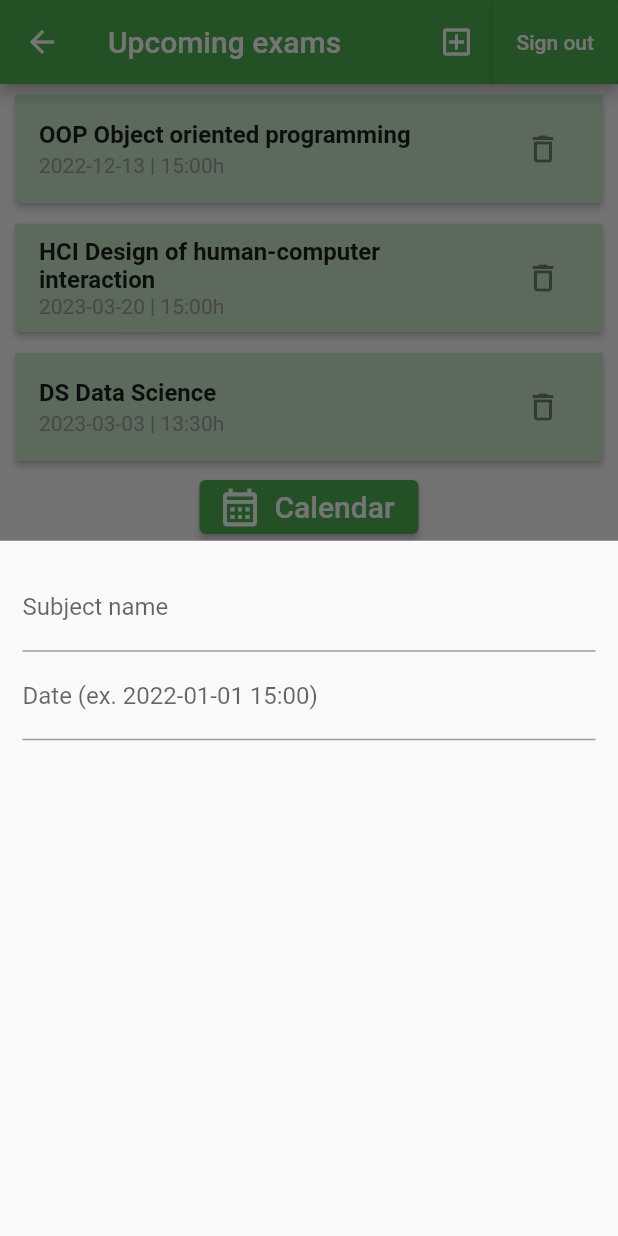
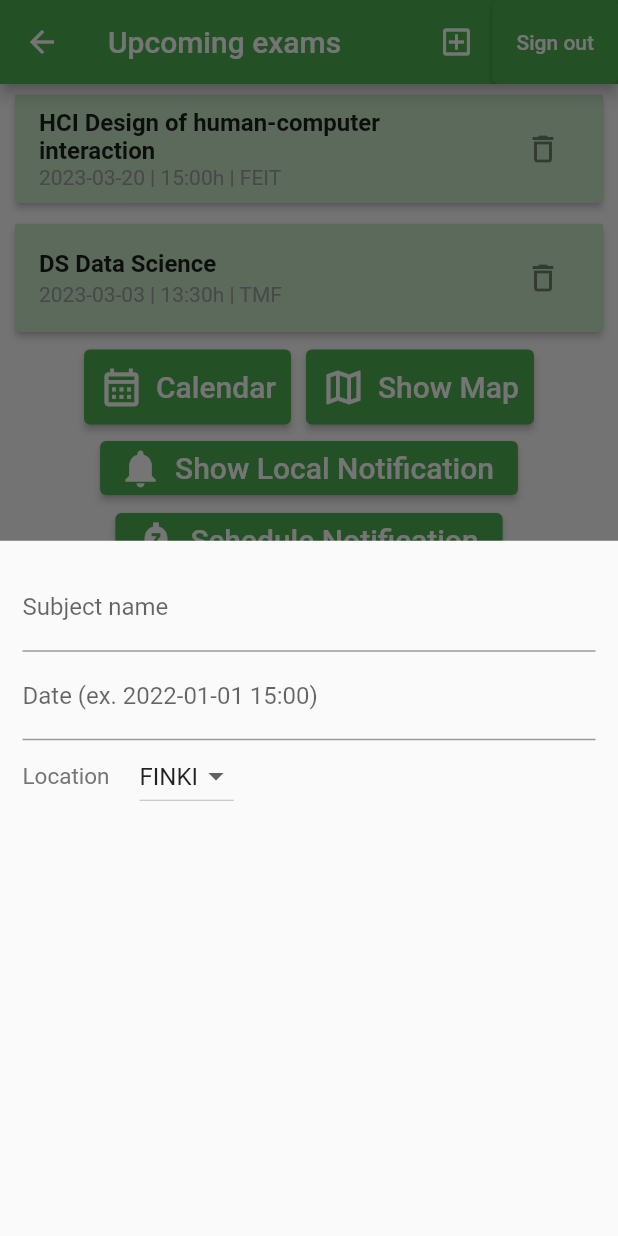
Before and after one commit to zagorkajovanova/mis-lab5, a Flutter app: the HomeScreen screen opened by its route, after a tap on the "delete outline" icon, after a tap on the "add box" icon, on a phone screen of 412 x 824 dp. Run offline on Flutter 3.47's test engine with Material 2 defaults, Android fonts, the phone set to English and light mode, and no system bars; our stand-ins replace firebase_auth, firebase_core, flutter_local_notifications, geocoding, geolocator, google_maps_flutter and 3 more; accounts and stored records are empty.

Commit message:
Add location for every exam; Add dropdown list for choosing location when creating new exam; Add marker on google maps for every scheduled exam

```diff
--- a/lib/main.dart
+++ b/lib/main.dart
@@ -1,9 +1,12 @@
 // ignore_for_file: prefer_const_constructors, prefer_final_fields, prefer_const_literals_to_create_immutables
+
+import 'dart:async';
 
 import 'package:flutter/material.dart';
 import 'package:lab_mis/screens/signin_screen.dart';
 import 'package:lab_mis/screens/register_screen.dart';
 import 'package:lab_mis/screens/google_map_screen.dart';
+import 'package:lab_mis/services/notification_service.dart';
 import 'screens/home_screen.dart';
 
 import 'package:firebase_core/firebase_core.dart';
@@ -13,6 +16,7 @@ Future main() async{
   await Firebase.initializeApp();
   runApp(MyApp());
 }
+
 
 class MyApp extends StatelessWidget {
 
--- a/lib/model/termin.dart
+++ b/lib/model/exam.dart
@@ -1,13 +1,15 @@
-class Termin {
+import 'location.dart';
+
+class Exam {
   final String id;
   final String name;
   final DateTime date;
-  // final String vreme;
+  final Location location;
 
-  Termin({
+  Exam({
     required this.id,
     required this.name,
     required this.date,
-    // required this.vreme
+    required this.location
   });
 }
--- /dev/null
+++ b/lib/model/location.dart
@@ -0,0 +1,9 @@
+class Location {
+  final double latitude;
+  final double longitude;
+
+  Location({
+    required this.latitude,
+    required this.longitude
+  });
+}
--- a/lib/screens/home_screen.dart
+++ b/lib/screens/home_screen.dart
@@ -2,16 +2,15 @@ import 'package:flutter/cupertino.dart';
 
 import 'package:flutter/material.dart';
 import 'package:intl/intl.dart';
+import 'package:lab_mis/model/location.dart';
 import 'package:lab_mis/screens/calendar_screen.dart';
 import 'package:lab_mis/screens/signin_screen.dart';
 import 'package:lab_mis/screens/google_map_screen.dart';
 import 'package:lab_mis/services/notification_service.dart';
 
-import '../model/termin.dart';
+import '../model/exam.dart';
 import '../widgets/createNewElement.dart';
 import 'package:firebase_auth/firebase_auth.dart';
-
-// final FlutterLocalNotificationsPlugin flutterLocalNotificationsPlugin = FlutterLocalNotificationsPlugin();
 
 
 class HomeScreen extends StatefulWidget{
@@ -33,24 +32,24 @@ class _HomeScreenState extends State<HomeScreen>{
     super.initState();
   }
 
-  final List<Termin> _termini = [
-    Termin(
+  final List<Exam> _exams = [
+    Exam(
         id: "1",
         name: "MIS Mobile information systems",
-        date:  DateTime.parse("2022-12-29 15:00:00")),
-    Termin(
+        date:  DateTime.parse("2022-12-29 15:00:00"),
+        location: Location(latitude: 42.0043165, longitude: 21.4096452)),
+    Exam(
         id: "2",
-        name: "OOP Object oriented programming",
-        date: DateTime.parse("2022-12-13 15:00:00"),),
-    Termin(
-        id: "3",
         name: "HCI Design of human-computer interaction",
-        date: DateTime.parse("2023-03-20 15:00:00"),),
-    Termin(
+        date: DateTime.parse("2023-03-20 15:00:00"),
+        location: Location(latitude: 42.004400, longitude: 21.408918)),
+    Exam(
         id: "4",
         name: "DS Data Science",
-        date: DateTime.parse("2023-03-03 13:30:00"),)
+        date: DateTime.parse("2023-03-03 13:30:00"),
+        location: Location(latitude: 42.004906, longitude: 21.409890)),
   ];
+
 
   void _showModal(BuildContext ctx){
     showModalBottomSheet(
@@ -59,31 +58,40 @@ class _HomeScreenState extends State<HomeScreen>{
         return GestureDetector(
           onTap: () {},
           behavior: HitTestBehavior.opaque,
-          child: createNewElement(_addNewTermin),
+          child: createNewElement(_addNewExam),
         );
       }
     );
   }
 
-  void _addNewTermin(Termin termin){
+  void _addNewExam(Exam termin){
     setState(() {
-      _termini.add(termin);
+      _exams.add(termin);
     });
   }
 
   void _deleteTermin(String id){
     setState(() {
-      _termini.removeWhere((termin) => termin.id == id);
+      _exams.removeWhere((termin) => termin.id == id);
     });
   }
 
-  String _modifyDate(DateTime date){
+  String _modifySubtitle(DateTime date, Location location){
+    String subjectLocation = '';
+
+    if(location.latitude == 42.0043165 && location.longitude == 21.4096452){
+       subjectLocation = "FINKI";
+    }else if(location.latitude == 42.004400 && location.longitude == 21.408918){
+       subjectLocation = "FEIT";
+    }else {
+       subjectLocation = "TMF";
+    }
 
     String dateString = DateFormat("yyyy-MM-dd HH:mm:ss").format(date);
     List<String> dateParts = dateString.split(" ");
     String modifiedTime = dateParts[1].substring(0,5);
 
-    return dateParts[0] + ' | ' + modifiedTime + 'h';
+    return dateParts[0] + ' | ' + modifiedTime + 'h | ' + subjectLocation;
   }
 
   Future _signOut() async{
@@ -120,12 +128,12 @@ class _HomeScreenState extends State<HomeScreen>{
         child: Column(
         children: <Widget>[
           Center(
-          child: _termini.isEmpty
+          child: _exams.isEmpty
               ? Text("No exams scheduled")
               : ListView.builder(
                   scrollDirection: Axis.vertical,
                   shrinkWrap: true,
-                  itemCount: _termini.length,
+                  itemCount: _exams.length,
                   itemBuilder: (ctx, index) {
                     return Card(
                       elevation: 2,
@@ -133,36 +141,55 @@ class _HomeScreenState extends State<HomeScreen>{
                       child: ListTile(
                         tileColor: Colors.green[100],
                         title: Text(
-                          _termini[index].name,
+                          _exams[index].name,
                           style: TextStyle(fontWeight: FontWeight.bold),
                         ),
                         subtitle: Text(
-                          _modifyDate(_termini[index].date),
+                          _modifySubtitle(_exams[index].date, _exams[index].location),
                           style: TextStyle(color: Colors.grey),
                         ),
                         trailing: IconButton(
-                          onPressed: () => _deleteTermin(_termini[index].id),
+                          onPressed: () => _deleteTermin(_exams[index].id),
                           icon: Icon(Icons.delete_outline)),
                       ),
                     );
                   },
                 ),
               ),
-            ElevatedButton.icon(
+            Container(
+              child: Row(
+                mainAxisAlignment: MainAxisAlignment.center,
+                children: [
+                  Container(
+                    margin: EdgeInsets.all(5),
+                    child: ElevatedButton.icon(
                       icon: Icon(Icons.calendar_month_outlined, size: 30,),
                       label: Text("Calendar", style: TextStyle(fontSize: 20),),
+                      style: ElevatedButton.styleFrom(
+                        padding: EdgeInsets.all(10),
+                      ),
                       onPressed: (){
                         Navigator.push(context,
-                  MaterialPageRoute(builder: (context) => CalendarScreen(_termini)));
+                        MaterialPageRoute(builder: (context) => CalendarScreen(_exams)));
                       },
                    ),
-              ElevatedButton.icon(
+                  ),
+                Container(
+                   margin: EdgeInsets.all(5),
+                  child: ElevatedButton.icon(
                     icon: Icon(Icons.map_outlined, size: 30,),
                     label: Text("Show Map", style: TextStyle(fontSize: 20),),
+                    style: ElevatedButton.styleFrom(
+                      padding: EdgeInsets.all(10),
+                    ),
                     onPressed: (){
                       Navigator.push(context,
-                  MaterialPageRoute(builder: (context) => MapScreen()));
+                      MaterialPageRoute(builder: (context) => MapScreen(_exams)));
                     },
+                  ),
+                )
+              ],
+              ),
             ),
             ElevatedButton.icon(
                 icon: Icon(Icons.notifications, size: 30,),
--- a/lib/widgets/createNewElement.dart
+++ b/lib/widgets/createNewElement.dart
@@ -1,6 +1,9 @@
+// ignore_for_file: prefer_const_constructors
+
 import 'package:flutter/cupertino.dart';
 import 'package:flutter/material.dart';
-import 'package:lab_mis/model/termin.dart';
+import 'package:lab_mis/model/exam.dart';
+import 'package:lab_mis/model/location.dart';
 import 'package:nanoid/nanoid.dart';
 
 class createNewElement extends StatefulWidget {
@@ -14,32 +17,78 @@ class createNewElement extends StatefulWidget {
 
 class _NewElementState extends State<createNewElement>{
 
-  final _imePredmetController = TextEditingController();
-  final _datumController = TextEditingController();
+  final _subjectNameController = TextEditingController();
+  final _dateController = TextEditingController();
+  String dropdownValue = 'FINKI';
+  late Location location;
 
-  void _submitData(){
-    if(_imePredmetController.text.isEmpty || _datumController.text.isEmpty){
-      return ;
+  Future? _submitData(BuildContext context){
+    if(_subjectNameController.text.isEmpty || _dateController.text.isEmpty){
+      return showDialog(
+        context: context,
+        builder: (ctx) => AlertDialog(
+        title: Text('Please fill in all the fields!'),
+        actions: <Widget>[
+              TextButton(
+                onPressed: (() {
+                  Navigator.of(context).pop();
+                }),
+                child: Container(
+                  padding: EdgeInsets.all(10),
+                  child: Text("OK"),
+                )
+              )
+          ],
+        ),
+      );
     }
 
-    int check1 = '-'.allMatches(_datumController.text).length; //should be 2
-    int check2 = ':'.allMatches(_datumController.text).length; //should be 1
+    int check1 = '-'.allMatches(_dateController.text).length; //should be 2
+    int check2 = ':'.allMatches(_dateController.text).length; //should be 1
 
-    if(_datumController.text.length < 16 || check1 != 2 || check2 != 1){
+    if(_dateController.text.length < 16 || check1 != 2 || check2 != 1){
       print("Please enter date in the right format!");
-      return;
+      return showDialog(
+        context: context,
+        builder: (ctx) => AlertDialog(
+        title: Text('Invalid date format!'),
+        content: SingleChildScrollView(
+          child: Text("Please enter date in the right format."),
+        ),
+        actions: <Widget>[
+              TextButton(
+                onPressed: (() {
+                  Navigator.of(context).pop();
+                }),
+                child: Container(
+                  padding: EdgeInsets.all(10),
+                  child: Text("OK"),
+                )
+              )
+          ],
+      ));
     }
 
-    final String stringDate = _datumController.text + ':00';
+    final String stringDate = _dateController.text + ':00';
     DateTime date = DateTime.parse(stringDate);
 
-    final newTermin = Termin(
+    if(dropdownValue == "FINKI"){
+       location = Location(latitude: 42.0043165, longitude: 21.4096452);
+    }else if(dropdownValue == "FEIT"){
+       location = Location(latitude: 42.004400, longitude: 21.408918);
+    }else {
+       location = Location(latitude: 42.004906, longitude: 21.409890);
+    }
+
+    final newTermin = Exam(
         id: nanoid(5),
-        name: _imePredmetController.text,
+        name: _subjectNameController.text,
         date: date,
+        location: location
       );
       widget.addTermin(newTermin);
       Navigator.of(context).pop();
+
   }
 
   @override
@@ -50,14 +99,40 @@ class _NewElementState extends State<createNewElement>{
         children: [
           TextField(
             decoration: InputDecoration(labelText: "Subject name"),
-            controller: _imePredmetController,
-            onSubmitted: (_) => _submitData(),
+            controller: _subjectNameController,
+            // onSubmitted: (_) => _submitData(),
+            textInputAction: TextInputAction.next,
           ),
           TextField(
             decoration: InputDecoration(labelText: "Date (ex. 2022-01-01 15:00)"),
-            controller: _datumController,
-            onSubmitted: (_) => _submitData(),
+            controller: _dateController,
+            // onSubmitted: (_) => _submitData(),
+            textInputAction: TextInputAction.next,
           ),
+          Row(
+            children: [
+              Padding(
+                padding: EdgeInsets.only(right: 20),
+                child: Text("Location", style: TextStyle(color: Colors.grey[600], fontSize: 15, ),),
+              ),
+              DropdownButton(
+                value: dropdownValue,
+                items: <String>['FINKI', 'TMF', 'FEIT'].map<DropdownMenuItem<String>>((String value) {
+                  return DropdownMenuItem<String> (
+                    value: value,
+                    child: Text(value, textAlign: TextAlign.center,),
+                  );
+                }).toList(),
+                onChanged: (String? newValue) {
+                  setState(() {
+                    dropdownValue = newValue!;
+                  });
+                  print("submitted");
+                  _submitData(context);
+                }
+                )
+            ],
+          )
         ],
       )
     );
```
Also changed, not shown: lib/screens/calendar_screen.dart (+5 -5 lines), lib/screens/google_map_screen.dart (+66 -11 lines). Lines whose indentation alone changed are shown as unchanged.
